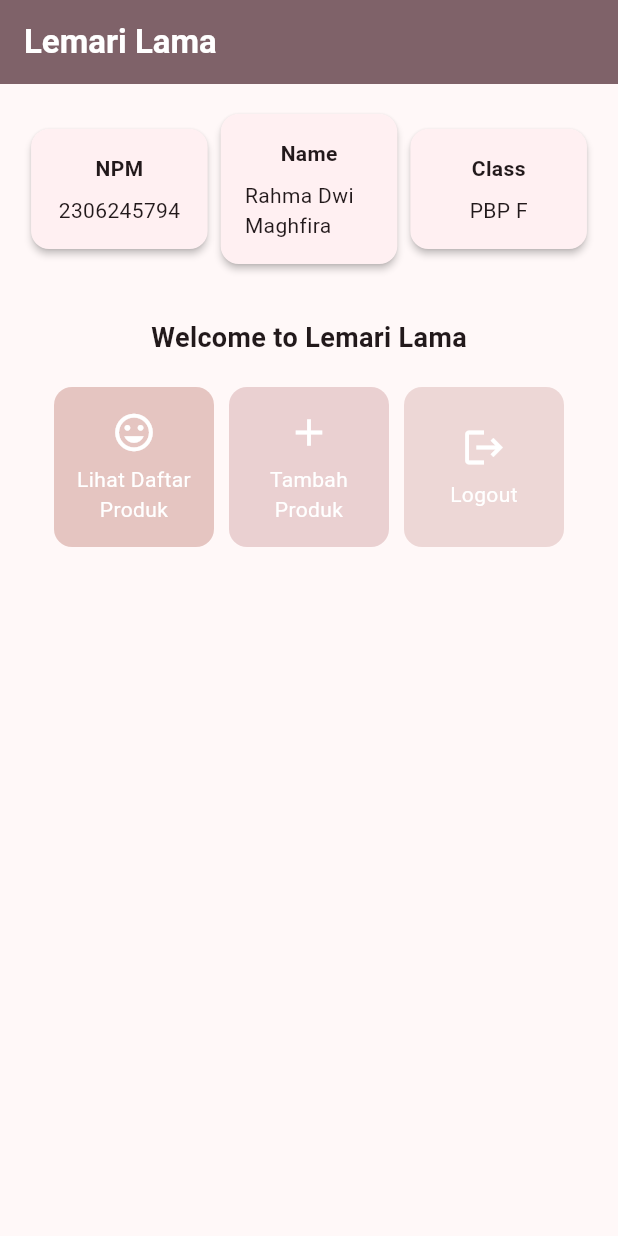
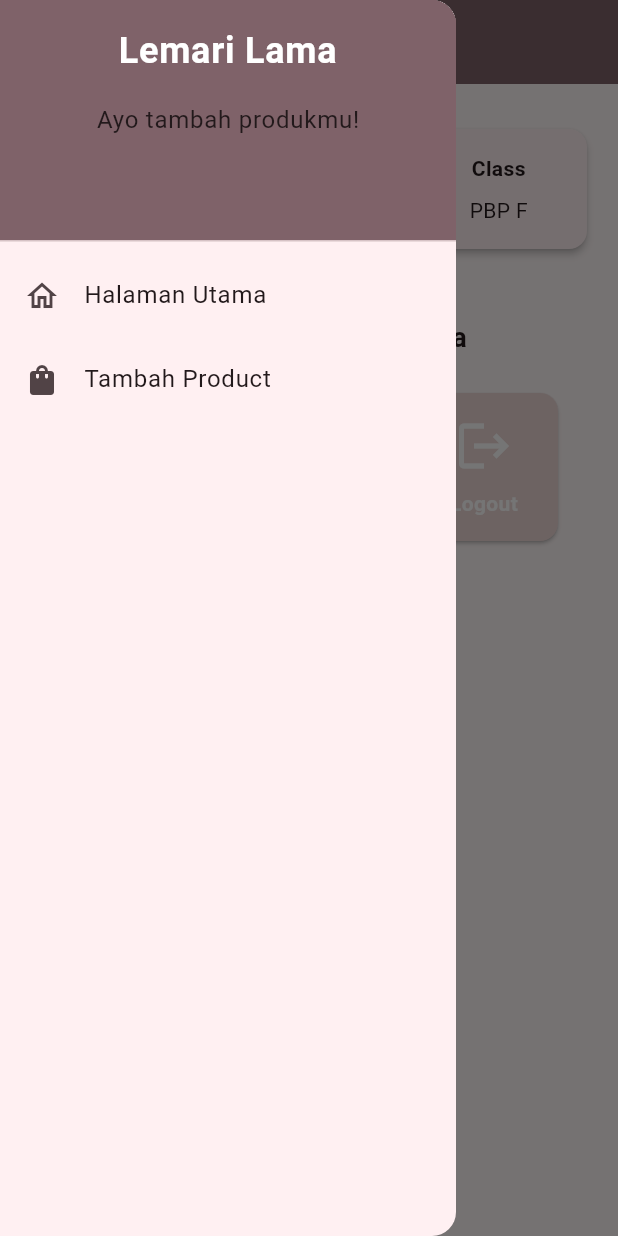
Before and after one commit to rahmafira01/lemarilama-mobile, a Flutter app: the screen it shows after launch, with the side drawer open (before the commit the screen has no drawer), on a phone screen of 412 x 824 dp. Run offline on Flutter 3.47's test engine with Material 3 defaults, Android fonts, the light colour scheme and no system bars.

Commit message:
yeah selesai tugas 8

```diff
--- a/lib/main.dart
+++ b/lib/main.dart
@@ -1,5 +1,5 @@
 import 'package:flutter/material.dart';
-import 'package:lemari_lama/menu.dart';
+import 'package:lemari_lama/screens/menu.dart';
 
 void main() {
   runApp(const MyApp());
--- a/lib/menu.dart
+++ /dev/null
@@ -1,201 +0,0 @@
-import 'package:flutter/material.dart';
-
-class MyHomePage extends StatelessWidget {
-  final String npm = '2306245794'; // NPM
-  final String name = 'Rahma Dwi Maghfira'; // Nama
-  final String className = 'PBP F'; // Kelas
-
-  MyHomePage({super.key});
-
-  final List<ItemHomepage> items = [
-    ItemHomepage("Lihat Daftar Produk", Icons.mood, Color(0xFFE5C5C1)),
-    ItemHomepage("Tambah Produk", Icons.add, Color(0xFFEAD0D1)),
-    ItemHomepage("Logout", Icons.logout, Color(0xFFEDD7D6)),
-  ];
-
-  @override
-  Widget build(BuildContext context) {
-    // Scaffold menyediakan struktur dasar halaman dengan AppBar dan body.
-    return Scaffold(
-      // AppBar adalah bagian atas halaman yang menampilkan judul.
-      appBar: AppBar(
-        // Judul aplikasi "Lemari Lama" dengan teks putih dan tebal.
-        title: const Text(
-          'Lemari Lama',
-          style: TextStyle(
-            color: Colors.white,
-            fontWeight: FontWeight.bold,
-          ),
-        ),
-        // Warna latar belakang AppBar diambil dari skema warna tema aplikasi.
-        backgroundColor: Theme.of(context).colorScheme.primary,
-      ),
-      // Body halaman dengan padding di sekelilingnya.
-      body: Padding(
-        padding: const EdgeInsets.all(16.0),
-        // Menyusun widget secara vertikal dalam sebuah kolom.
-        child: Column(
-          crossAxisAlignment: CrossAxisAlignment.center,
-          children: [
-            // Row untuk menampilkan 3 InfoCard secara horizontal.
-            Row(
-              mainAxisAlignment: MainAxisAlignment.spaceEvenly,
-              children: [
-                InfoCard(title: 'NPM', content: npm),
-                InfoCard(title: 'Name', content: name),
-                InfoCard(title: 'Class', content: className),
-              ],
-            ),
-
-            // Memberikan jarak vertikal 16 unit.
-            const SizedBox(height: 16.0),
-
-            // Menempatkan widget berikutnya di tengah halaman.
-            Center(
-              child: Column(
-                // Menyusun teks dan grid item secara vertikal.
-
-                children: [
-                  // Menampilkan teks sambutan dengan gaya tebal dan ukuran 18.
-                  const Padding(
-                    padding: EdgeInsets.only(top: 16.0),
-                    child: Text(
-                      'Welcome to Lemari Lama',
-                      style: TextStyle(
-                        fontWeight: FontWeight.bold,
-                        fontSize: 18.0,
-                      ),
-                    ),
-                  ),
-
-                  // Grid untuk menampilkan ItemCard dalam bentuk grid 3 kolom.
-                  GridView.count(
-                    primary: true,
-                    padding: const EdgeInsets.all(20),
-                    crossAxisSpacing: 10,
-                    mainAxisSpacing: 10,
-                    crossAxisCount: 3,
-                    // Agar grid menyesuaikan tinggi kontennya.
-                    shrinkWrap: true,
-
-                    // Menampilkan ItemCard untuk setiap item dalam list items.
-                    children: items.map((ItemHomepage item) {
-                      return ItemCard(item);
-                    }).toList(),
-                  ),
-                ],
-              ),
-            ),
-          ],
-        ),
-      ),
-    );
-  }
-}
-
-class InfoCard extends StatelessWidget {
-  // Kartu informasi yang menampilkan title dan content.
-
-  final String title; // Judul kartu.
-  final String content; // Isi kartu.
-
-  const InfoCard({super.key, required this.title, required this.content});
-
-  @override
-  Widget build(BuildContext context) {
-    return Card(
-      // Membuat kotak kartu dengan bayangan dibawahnya.
-      elevation: 2.0,
-      child: Container(
-        // Mengatur ukuran dan jarak di dalam kartu.
-        width: MediaQuery.of(context).size.width /
-            3.5, // menyesuaikan dengan lebar device yang digunakan.
-        padding: const EdgeInsets.all(16.0),
-        // Menyusun title dan content secara vertikal.
-        child: Column(
-          children: [
-            Text(
-              title,
-              style: const TextStyle(fontWeight: FontWeight.bold),
-            ),
-            const SizedBox(height: 8.0),
-            Text(content),
-          ],
-        ),
-      ),
-    );
-  }
-}
-
-class ItemCard extends StatelessWidget {
-  // Menampilkan kartu dengan ikon dan nama.
-
-  final ItemHomepage item;
-
-  const ItemCard(this.item, {super.key});
-
-  @override
-  Widget build(BuildContext context) {
-    return Material(
-      // Menentukan warna latar belakang dari tema aplikasi.
-      color: item.color,
-      // Membuat sudut kartu melengkung.
-      borderRadius: BorderRadius.circular(12),
-
-      child: InkWell(
-        // Aksi ketika kartu ditekan.
-        onTap: () {
-          // Menampilkan pesan SnackBar saat kartu ditekan.
-          String message;
-          switch (item.name) {
-            case "Lihat Daftar Produk":
-              message = "Kamu telah menekan tombol Lihat Daftar Produk";
-              break;
-            case "Tambah Produk":
-              message = "Kamu telah menekan tombol Tambah Produk";
-              break;
-            case "Logout":
-              message = "Kamu telah menekan tombol Logout";
-              break;
-            default:
-              message = "Kamu telah menekan tombol ${item.name}";
-          }
-          ScaffoldMessenger.of(context)
-            ..hideCurrentSnackBar()
-            ..showSnackBar(SnackBar(content: Text(message)));
-        },
-        // Container untuk menyimpan Icon dan Text
-        child: Container(
-          padding: const EdgeInsets.all(8),
-          child: Center(
-            child: Column(
-              // Menyusun ikon dan teks di tengah kartu.
-              mainAxisAlignment: MainAxisAlignment.center,
-              children: [
-                Icon(
-                  item.icon,
-                  color: Colors.white,
-                  size: 30.0,
-                ),
-                const Padding(padding: EdgeInsets.all(3)),
-                Text(
-                  item.name,
-                  textAlign: TextAlign.center,
-                  style: const TextStyle(color: Colors.white),
-                ),
-              ],
-            ),
-          ),
-        ),
-      ),
-    );
-  }
-}
-
-class ItemHomepage {
-  final String name;
-  final IconData icon;
-  final Color color;
-
-  ItemHomepage(this.name, this.icon, this.color);
-}
--- /dev/null
+++ b/lib/screens/menu.dart
@@ -0,0 +1,156 @@
+import 'package:flutter/material.dart';
+import 'package:lemari_lama/widgets/left_drawer.dart';
+import 'package:lemari_lama/widgets/product_card.dart';
+
+class MyHomePage extends StatelessWidget {
+  final String npm = '2306245794'; // NPM
+  final String name = 'Rahma Dwi Maghfira'; // Nama
+  final String className = 'PBP F'; // Kelas
+  MyHomePage({super.key});
+
+  // Updated items list with color property
+  final List<ItemHomepage> items = [
+    ItemHomepage("Lihat Daftar Produk", Icons.shopping_cart, Color(0xFFE5C5C1)),
+    ItemHomepage("Tambah Produk", Icons.add, Color(0xFFEAD0D1)),
+    ItemHomepage("Logout", Icons.logout, Color(0xFFEDD7D6)),
+  ];
+
+  @override
+  Widget build(BuildContext context) {
+    return Scaffold(
+      appBar: AppBar(
+        title: const Text(
+          'Lemari Lama',
+          style: TextStyle(
+            color: Colors.white,
+            fontWeight: FontWeight.bold,
+          ),
+        ),
+        backgroundColor: Theme.of(context).colorScheme.primary,
+        iconTheme: const IconThemeData(color: Colors.white),
+      ),
+      drawer: const LeftDrawer(),
+      body: Padding(
+        padding: const EdgeInsets.all(16.0),
+        child: Column(
+          crossAxisAlignment: CrossAxisAlignment.center,
+          children: [
+            Row(
+              mainAxisAlignment: MainAxisAlignment.spaceEvenly,
+              children: [
+                InfoCard(title: 'NPM', content: npm),
+                InfoCard(title: 'Name', content: name),
+                InfoCard(title: 'Class', content: className),
+              ],
+            ),
+            const SizedBox(height: 16.0),
+            Center(
+              child: Column(
+                children: [
+                  const Padding(
+                    padding: EdgeInsets.only(top: 16.0),
+                    child: Text(
+                      'Welcome to Lemari Lama',
+                      style: TextStyle(
+                        fontWeight: FontWeight.bold,
+                        fontSize: 18.0,
+                      ),
+                    ),
+                  ),
+                  GridView.count(
+                    primary: true,
+                    padding: const EdgeInsets.all(20),
+                    crossAxisSpacing: 10,
+                    mainAxisSpacing: 10,
+                    crossAxisCount: 3,
+                    shrinkWrap: true,
+                    children: items.map((ItemHomepage item) {
+                      return ItemCard(item);
+                    }).toList(),
+                  ),
+                ],
+              ),
+            ),
+          ],
+        ),
+      ),
+    );
+  }
+}
+
+// Adding color property to ItemHomepage
+class ItemHomepage {
+  final String title;
+  final IconData icon;
+  final Color color;
+
+  ItemHomepage(this.title, this.icon, this.color);
+}
+
+class InfoCard extends StatelessWidget {
+  final String title;
+  final String content;
+
+  const InfoCard({super.key, required this.title, required this.content});
+
+  @override
+  Widget build(BuildContext context) {
+    return Card(
+      elevation: 2.0,
+      child: Container(
+        width: MediaQuery.of(context).size.width / 3.5,
+        padding: const EdgeInsets.all(16.0),
+        child: Column(
+          children: [
+            Text(
+              title,
+              style: const TextStyle(fontWeight: FontWeight.bold),
+            ),
+            const SizedBox(height: 8.0),
+            Text(content),
+          ],
+        ),
+      ),
+    );
+  }
+}
+
+// Modify ItemCard to use the color property
+class ItemCard extends StatelessWidget {
+  final ItemHomepage item;
+
+  const ItemCard(this.item, {super.key});
+
+  @override
+  Widget build(BuildContext context) {
+    return Card(
+      color: item.color, // Set background color from item.color
+      child: InkWell(
+        onTap: () {
+          // Menampilkan pesan SnackBar saat kartu ditekan.
+          ScaffoldMessenger.of(context)
+            ..hideCurrentSnackBar()
+            ..showSnackBar(SnackBar(
+                content: Text("Kamu telah menekan tombol ${item.title}!")));
+        },
+        child: Center(
+          child: Column(
+            mainAxisAlignment: MainAxisAlignment.center,
+            children: [
+              Icon(item.icon, size: 40, color: Colors.white),
+              const SizedBox(height: 8.0),
+              Text(
+                item.title,
+                textAlign: TextAlign.center,
+                style: const TextStyle(
+                  color: Colors.white,
+                  fontWeight: FontWeight.bold,
+                ),
+              ),
+            ],
+          ),
+        ),
+      ),
+    );
+  }
+}
--- /dev/null
+++ b/lib/widgets/left_drawer.dart
@@ -0,0 +1,67 @@
+import 'package:flutter/material.dart';
+import 'package:lemari_lama/screens/menu.dart';
+import 'package:lemari_lama/screens/productentry_form.dart';
+
+
+
+class LeftDrawer extends StatelessWidget {
+  const LeftDrawer({super.key});
+
+  @override
+  Widget build(BuildContext context) {
+    return Drawer(
+      child: ListView(
+        children: [
+          DrawerHeader(
+            decoration: BoxDecoration(
+              color: Theme.of(context).colorScheme.primary,
+            ),
+            child: const Column(
+              children: [
+                Text(
+                  'Lemari Lama',
+                  textAlign: TextAlign.center,
+                  style: TextStyle(
+                    fontSize: 24,
+                    fontWeight: FontWeight.bold,
+                    color: Colors.white,
+                  ),
+                ),
+                Padding(padding: EdgeInsets.all(8)),
+                Text(
+                  "Ayo tambah produkmu!",
+                  // TODO: Tambahkan gaya teks dengan center alignment, font ukuran 15, warna putih, dan weight biasa
+                ),
+              ],
+            ),
+          ),
+          ListTile(
+            leading: const Icon(Icons.home_outlined),
+            title: const Text('Halaman Utama'),
+            // Bagian redirection ke MyHomePage
+            onTap: () {
+              Navigator.pushReplacement(
+                  context,
+                  MaterialPageRoute(
+                    builder: (context) => MyHomePage(),
+                  ));
+            },
+          ),
+          ListTile(
+            leading: const Icon(Icons.shopping_bag),
+            title: const Text('Tambah Product'),
+            // Bagian redirection ke ProductEntryFormPage
+            onTap: () {
+              Navigator.pushReplacement(
+                  context,
+                  MaterialPageRoute(
+                    builder: (context) => ProductEntryFormPage(),
+                  ));
+
+            },
+          ),
+        ],
+      ),
+    );
+  }
+}
--- /dev/null
+++ b/lib/widgets/product_card.dart
@@ -0,0 +1,64 @@
+import 'package:flutter/material.dart';
+import 'package:lemari_lama/screens/productentry_form.dart';
+import '../screens/productentry_form.dart';
+
+class ItemHomepage {
+  final String name;
+  final IconData icon;
+
+  ItemHomepage(this.name, this.icon);
+}
+
+class ItemCard extends StatelessWidget {
+  final ItemHomepage item;
+
+  const ItemCard(this.item, {super.key});
+
+  @override
+  Widget build(BuildContext context) {
+    return Material(
+      color: Theme.of(context).colorScheme.secondary,
+      borderRadius: BorderRadius.circular(12),
+      child: InkWell(
+        onTap: () {
+            ScaffoldMessenger.of(context)
+                ..hideCurrentSnackBar()
+                ..showSnackBar(SnackBar(
+                    content: Text("Kamu telah menekan tombol ${item.name}!")));
+
+            // Navigate ke route yang sesuai (tergantung jenis tombol)
+            if (item.name == "Tambah Product") {
+                Navigator.push(
+                    context,
+                    MaterialPageRoute(
+                    builder: (context) => const ProductEntryFormPage(),
+                )
+            );
+            }
+
+        },
+        child: Container(
+          padding: const EdgeInsets.all(8),
+          child: Center(
+            child: Column(
+              mainAxisAlignment: MainAxisAlignment.center,
+              children: [
+                Icon(
+                  item.icon,
+                  color: Colors.white,
+                  size: 30.0,
+                ),
+                const Padding(padding: EdgeInsets.all(3)),
+                Text(
+                  item.name,
+                  textAlign: TextAlign.center,
+                  style: const TextStyle(color: Colors.white),
+                ),
+              ],
+            ),
+          ),
+        ),
+      ),
+    );
+  }
+}
```
Also changed, not shown: lib/screens/productentry_form.dart (added, +196 -0 lines), 1 other file.
